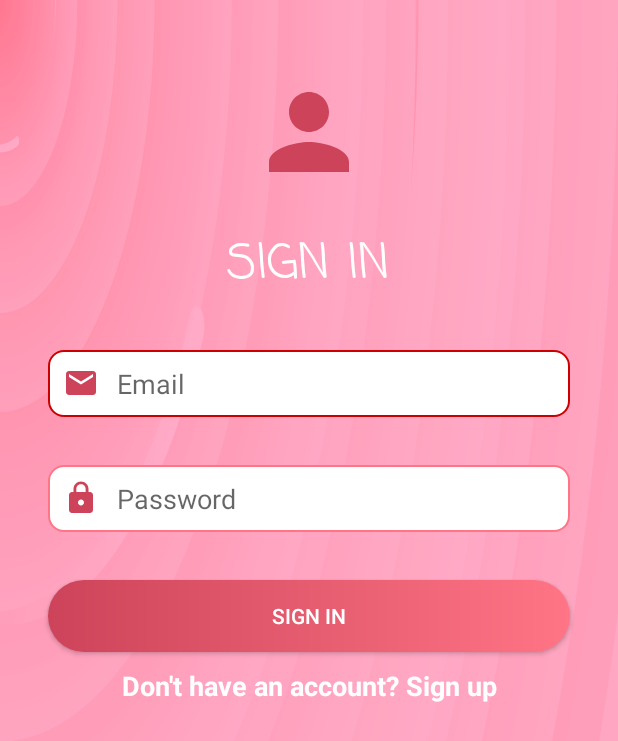
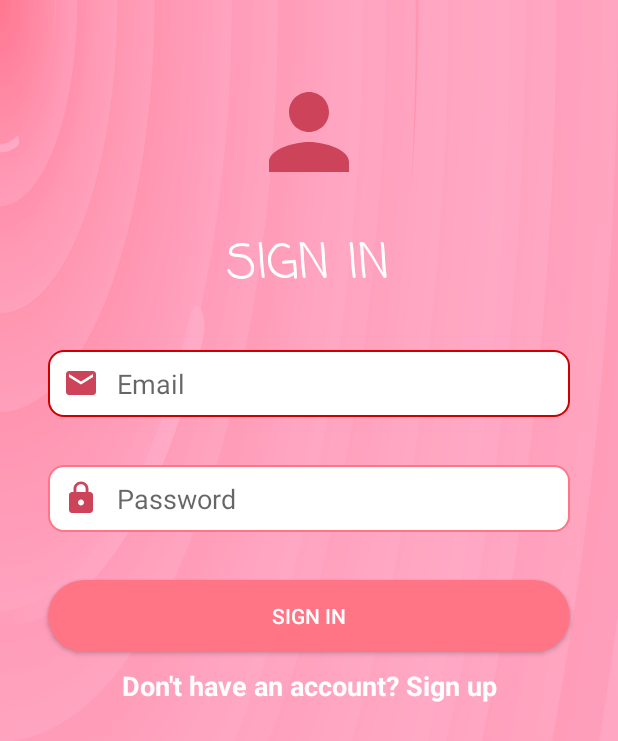
Before and after one commit to tameerhussain388/Women-Safety-App, an Android app: the screen it shows after launch (LoginActivity), on a phone screen of 412 x 824 dp. Shown: the top 741 px of the screen. Run offline under Robolectric (Android 15) with nearby library versions, the phone set to English and light mode, and no system bars; our stand-ins replace Firebase (no records; nobody signed in at launch, a user with empty details on screens opened directly); libraries missing offline, so code that uses them is left out: com.karumi.dexter; 1 statement that could not run was skipped.

Commit message:
fix buttons color

```diff
--- a/app/src/main/res/drawable/custom_button.xml
+++ b/app/src/main/res/drawable/custom_button.xml
@@ -1,7 +1,7 @@
 <?xml version="1.0" encoding="utf-8"?>
 <shape xmlns:android="http://schemas.android.com/apk/res/android" android:shape="rectangle">
 
-    <gradient android:startColor="@color/secondary_color" android:endColor="@color/pink_500" android:type="linear"/>
+    <gradient android:startColor="@color/secondary_color" android:endColor="@color/pink_500" android:type="radial"/>
     <corners android:radius="50dp"/>
 
 </shape>
```
